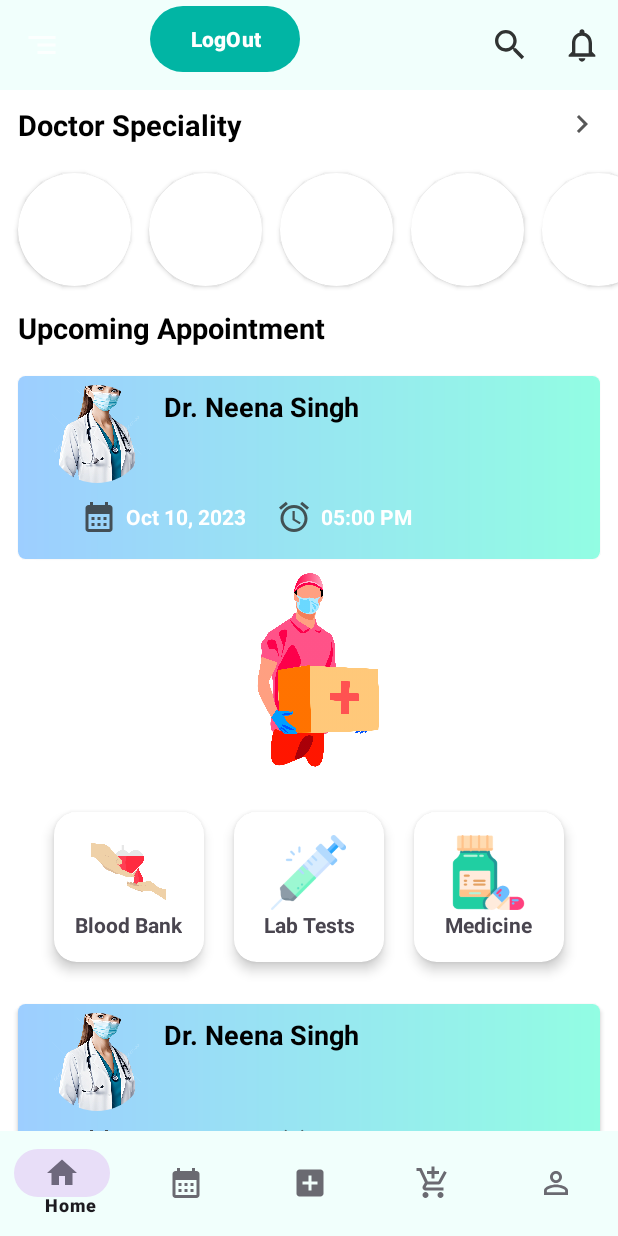
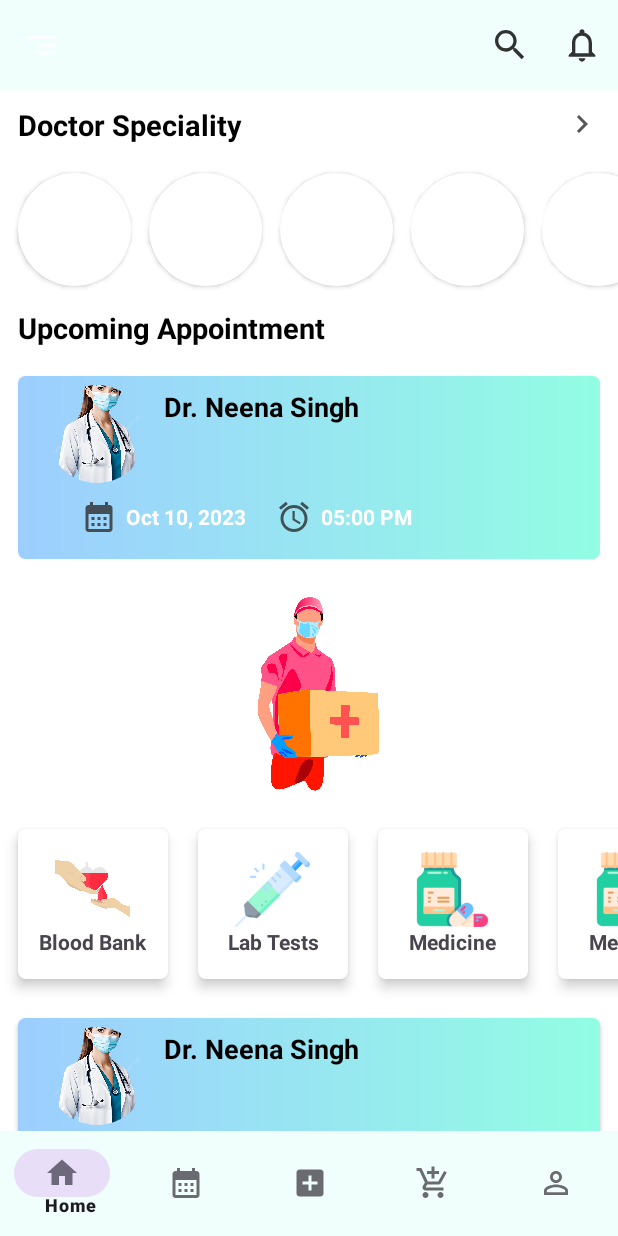
Before and after one commit to Amberabhishek/Book_My_Doctor_App, an Android app: the screen it shows after launch once a user with an empty profile is signed in (DashPageActivity), on a phone screen of 412 x 824 dp. Run offline under Robolectric (Android 15) with nearby library versions, the phone set to English and light mode, and no system bars; our stand-ins replace CircleImageView, Firebase (no records; nobody signed in at launch, a user with empty details on screens opened directly).

Commit message:
new commit

```diff
--- a/app/src/main/java/com/amber/bookmydoctor/DashPageActivity.java
+++ b/app/src/main/java/com/amber/bookmydoctor/DashPageActivity.java
@@ -41,8 +41,6 @@ public class DashPageActivity extends AppCompatActivity {
     private AddFragment addFragment;
     private ShopFragment shopFragment;
     private ProfileFragment profileFragment;
-
-
 
     BottomNavigationView bottomNavigationView;
 
@@ -117,7 +115,14 @@ public class DashPageActivity extends AppCompatActivity {
                     setFragment(new AboutFragment());
                 } else if (itemId == R.id.nav_help) {
                     setFragment(new HelpFragment());
+                } else if (itemId == R.id.nav_logout) {
+                    // Handle the "Logout" item click
+                    Intent intent = new Intent(DashPageActivity.this, LoginPageActivity.class);
+                    startActivity(intent);
+                    finish();
+                    logoutUser();
                 }
+
 
                 // Close the drawer if it's open
                 if (drawerLayout.isDrawerOpen(GravityCompat.START)) {
@@ -142,15 +147,6 @@ public class DashPageActivity extends AppCompatActivity {
 
         // Set the ActionBarDrawerToggle as the drawer listener
         drawerLayout.addDrawerListener(actionBarDrawerToggle);
-
-        // Add the "LogOut" button
-        Button logoutButton = findViewById(R.id.logout_btn);
-        logoutButton.setOnClickListener(new View.OnClickListener() {
-            @Override
-            public void onClick(View view) {
-                logoutUser();
-            }
-        });
     }
 
 
@@ -200,9 +196,6 @@ public class DashPageActivity extends AppCompatActivity {
         FirebaseAuth.getInstance().signOut();
 
 
-        // Navigate back to the login page
-        Intent intent = new Intent(DashPageActivity.this, LoginPageActivity.class);
-        startActivity(intent);
-        finish(); // Close the current activity
+
     }
 }
--- /dev/null
+++ b/app/src/main/res/drawable-anydpi/ic_item_logout.xml
@@ -0,0 +1,17 @@
+<vector xmlns:android="http://schemas.android.com/apk/res/android"
+    android:width="24dp"
+    android:height="24dp"
+    android:viewportWidth="24"
+    android:viewportHeight="24"
+    android:tint="#000000"
+    android:alpha="0.8"
+    android:autoMirrored="true">
+  <group android:scaleX="1.1111112"
+      android:scaleY="1.1111112"
+      android:translateX="-1.3333334"
+      android:translateY="-1.3333334">
+    <path
+        android:fillColor="@android:color/white"
+        android:pathData="M17,7l-1.41,1.41L18.17,11H8v2h10.17l-2.58,2.58L17,17l5,-5zM4,5h8V3H4c-1.1,0 -2,0.9 -2,2v14c0,1.1 0.9,2 2,2h8v-2H4V5z"/>
+  </group>
+</vector>
--- a/app/src/main/res/layout/activity_dash.xml
+++ b/app/src/main/res/layout/activity_dash.xml
@@ -35,17 +35,6 @@
             android:layout_above="@id/bottomNavigationView"/>
 
 
-
-
-    <Button
-        android:id="@+id/logout_btn"
-        android:layout_width="100dp"
-        android:layout_height="52dp"
-        android:text="LogOut"
-        android:textStyle="bold"
-        android:layout_marginLeft="100dp"/>
-
-
     <com.google.android.material.bottomnavigation.BottomNavigationView
         android:id="@+id/bottomNavigationView"
         android:layout_width="match_parent"
--- a/app/src/main/res/layout/drawer_header.xml
+++ b/app/src/main/res/layout/drawer_header.xml
@@ -3,12 +3,12 @@
     android:orientation="vertical"
     android:layout_width="match_parent"
     android:layout_height="157dp"
-    android:background="#43C3BB">
+    android:background="@drawable/grid_color">
 
     <ImageView
         android:layout_width="wrap_content"
         android:layout_height="wrap_content"
-        android:src="@drawable/boy"/>
+        android:src="@drawable/injection"/>
 
 
 </LinearLayout>
--- a/app/src/main/res/layout/fragment_home.xml
+++ b/app/src/main/res/layout/fragment_home.xml
@@ -345,7 +345,7 @@
                 <ViewFlipper
                     android:id="@+id/flipper"
                     android:layout_below="@+id/upcoming"
-                    android:layout_marginTop="150dp"
+                    android:layout_marginTop="166dp"
                     android:layout_width="match_parent"
                     android:layout_height="130dp"
                     android:flipInterval="3000"
@@ -373,30 +373,27 @@
 
 
 
-
-                <LinearLayout
+                <HorizontalScrollView
                     android:id="@+id/bottom_card"
                     android:layout_width="match_parent"
-                    android:layout_height="150dp"
-                    android:orientation="horizontal"
+                    android:layout_height="145dp"
                     android:layout_below="@+id/flipper"
-                    android:baselineAligned="false"
-                    android:gravity="center"
-                    android:paddingBottom="0dp"
-                    android:paddingLeft="0dp"
-                    android:paddingRight="0dp">
+                    android:scrollbars="none">
+
+                    <LinearLayout
+                        android:layout_width="match_parent"
+                        android:layout_height="140dp"
+                        android:orientation="horizontal">
 
 
                     <androidx.cardview.widget.CardView
                         android:id="@+id/imageCard"
                         android:layout_width="100dp"
                         android:layout_height="100dp"
-                        android:layout_row="0"
-                        android:layout_column="0"
-                        android:layout_marginBottom="20dp"
-                        android:layout_gravity="bottom"
-                        app:cardCornerRadius="15dp"
-                        app:cardElevation="5dp">
+                        app:cardCornerRadius="5dp"
+                        app:cardElevation="5dp"
+                        android:layout_marginLeft="12dp"
+                        android:layout_marginTop="25dp">
 
                         <LinearLayout
                             android:layout_width="wrap_content"
@@ -413,23 +410,21 @@
                                 android:layout_width="wrap_content"
                                 android:layout_height="wrap_content"
                                 android:text="Blood Bank"
-
                                 android:textAlignment="center"
                                 android:textStyle="bold"/>
                         </LinearLayout>
                     </androidx.cardview.widget.CardView>
 
+
                     <androidx.cardview.widget.CardView
                         android:id="@+id/videoCard"
                         android:layout_width="100dp"
                         android:layout_height="100dp"
-                        android:layout_row="0"
-                        android:layout_column="1"
-                        android:layout_marginBottom="20dp"
-                        android:layout_marginLeft="20dp"
-                        android:layout_gravity="bottom"
-                        app:cardCornerRadius="15dp"
-                        app:cardElevation="5dp">
+                        app:cardCornerRadius="5dp"
+                        app:cardElevation="5dp"
+                        android:layout_marginTop="25dp"
+                        android:layout_marginLeft="20dp">
+
                         <LinearLayout
                             android:layout_width="wrap_content"
                             android:layout_height="wrap_content"
@@ -454,13 +449,10 @@
                         android:id="@+id/audioCard"
                         android:layout_width="100dp"
                         android:layout_height="100dp"
-                        android:layout_row="0"
-                        android:layout_column="2"
-                        android:layout_marginBottom="20dp"
-                        android:layout_marginLeft="20dp"
-                        android:layout_gravity="bottom"
-                        app:cardCornerRadius="15dp"
-                        app:cardElevation="5dp">
+                        app:cardCornerRadius="5dp"
+                        app:cardElevation="5dp"
+                        android:layout_marginTop="25dp"
+                        android:layout_marginLeft="20dp">
 
                         <LinearLayout
                             android:layout_width="wrap_content"
@@ -482,7 +474,72 @@
 
                         </LinearLayout>
                     </androidx.cardview.widget.CardView>
-                </LinearLayout>
+
+                        <androidx.cardview.widget.CardView
+                            android:id="@+id/audioCardsd"
+                            android:layout_width="100dp"
+                            android:layout_height="100dp"
+                            app:cardCornerRadius="5dp"
+                            app:cardElevation="5dp"
+                            android:layout_marginTop="25dp"
+                            android:layout_marginLeft="20dp">
+
+                            <LinearLayout
+                                android:layout_width="wrap_content"
+                                android:layout_height="wrap_content"
+                                android:orientation="vertical"
+                                android:gravity="center"
+                                android:layout_gravity="center_vertical|center_horizontal">
+                                <ImageView
+                                    android:layout_width="50dp"
+                                    android:layout_height="50dp"
+                                    android:src="@drawable/medic"
+                                    />
+                                <TextView
+                                    android:layout_width="wrap_content"
+                                    android:layout_height="wrap_content"
+                                    android:text="Medicine"
+                                    android:textAlignment="center"
+                                    android:textStyle="bold"/>
+
+                            </LinearLayout>
+                        </androidx.cardview.widget.CardView>
+
+                        <androidx.cardview.widget.CardView
+                            android:id="@+id/audioCard25"
+                            android:layout_width="100dp"
+                            android:layout_height="100dp"
+                            app:cardCornerRadius="5dp"
+                            app:cardElevation="5dp"
+                            android:layout_marginTop="25dp"
+                            android:layout_marginLeft="20dp">
+
+                            <LinearLayout
+                                android:layout_width="wrap_content"
+                                android:layout_height="wrap_content"
+                                android:orientation="vertical"
+                                android:gravity="center"
+                                android:layout_gravity="center_vertical|center_horizontal">
+                                <ImageView
+                                    android:layout_width="50dp"
+                                    android:layout_height="50dp"
+                                    android:src="@drawable/medic"
+                                    />
+                                <TextView
+                                    android:layout_width="wrap_content"
+                                    android:layout_height="wrap_content"
+                                    android:text="Medicine"
+                                    android:textAlignment="center"
+                                    android:textStyle="bold"/>
+
+                            </LinearLayout>
+                        </androidx.cardview.widget.CardView>
+
+                    </LinearLayout>
+
+
+                    </HorizontalScrollView>
+
 
 
                 <LinearLayout
@@ -498,7 +555,7 @@
                         android:layout_height="122dp"
                         app:cardCornerRadius="5dp"
                         android:elevation="12dp"
-                        android:layout_marginTop="8dp"
+                        android:layout_marginTop="6dp"
                         android:layout_marginLeft="12dp"
                         android:layout_marginRight="12dp"
                         >
--- a/app/src/main/res/menu/navigation_top.xml
+++ b/app/src/main/res/menu/navigation_top.xml
@@ -20,4 +20,10 @@
         android:title="    Help and feedback" />
 
 
+    <item
+        android:id="@+id/nav_logout"
+        android:icon="@drawable/ic_item_logout"
+        android:title="    Logout" />
+
+
 </menu>
```
Also changed, not shown: app/src/main/res/drawable-hdpi/ic_item_logout.png (added), app/src/main/res/drawable-mdpi/ic_item_logout.png (added), app/src/main/res/drawable-xhdpi/ic_item_logout.png (added), app/src/main/res/drawable-xxhdpi/ic_item_logout.png (added).
